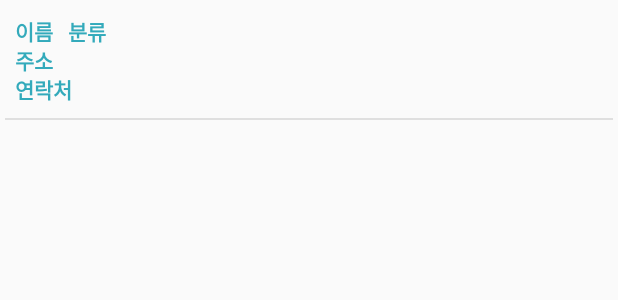
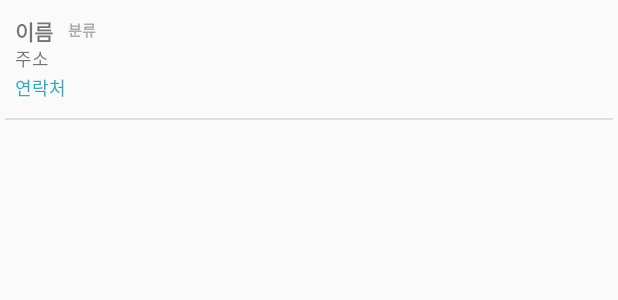
Before and after one commit to ssoso27/wc-front, an Android app: the layout item_facility.xml on its own in the app's theme, with its tools: preview values and no code run, on a phone screen of 412 x 824 dp. Shown: the top 300 px of the screen. Run offline under Robolectric (Android 15) with nearby library versions, the phone set to English and light mode, and no system bars; Roboto replaces fonts that are not available here.

```diff
--- a/app/src/main/res/layout/item_facility.xml
+++ b/app/src/main/res/layout/item_facility.xml
@@ -25,7 +25,6 @@
                 android:gravity="center_vertical"
                 android:paddingLeft="10dp"
                 android:text="이름"
-                android:textColor="#33aabb"
                 android:textStyle="bold" />
 
             <TextView
@@ -35,7 +34,8 @@
                 android:gravity="center_vertical"
                 android:paddingLeft="10dp"
                 android:text="분류"
-                android:textColor="#33aabb"
+                android:textColor="@color/text_gray"
+                android:textSize="10sp"
                 android:textStyle="bold" />
         </LinearLayout>
 
@@ -46,9 +46,8 @@
             android:layout_weight="1"
             android:gravity="center_vertical"
             android:paddingLeft="10dp"
-            android:text="주소"
-            android:textColor="#33aabb"
-            android:textStyle="bold" />
+            android:textSize="12sp"
+            android:text="주소" />
 
         <TextView
             android:id="@+id/tv_facility_tel"
@@ -59,7 +58,7 @@
             android:paddingLeft="10dp"
             android:text="연락처"
             android:textColor="#33aabb"
-            android:textStyle="bold" />
+            android:textSize="12sp" />
 
         <!--<TextView-->
             <!--android:id="@+id/tv_facility_url"-->
--- a/app/src/main/res/values/colors.xml
+++ b/app/src/main/res/values/colors.xml
@@ -7,4 +7,5 @@
     <color name="guillotine_background_point">#F08080</color>
     <color name="selected_item_color">#30d1d5</color>
     <color name="line_gray">#dfdfdf</color>
+    <color name="text_gray">#ACACAC</color>
 </resources>
```
Also changed, not shown: app/src/main/java/com/uuay/welcare_catcher/model/Facility.java (+5 -5 lines), app/src/main/java/com/uuay/welcare_catcher/util/api/APIRequester.java (+6 -1 lines), app/src/main/java/com/uuay/welcare_catcher/view/facilityList/FacilityListAdapter.java (+5 -5 lines), app/src/main/java/com/uuay/welcare_catcher/view/facilityList/FacilityListFragment.java (+19 -5 lines).
